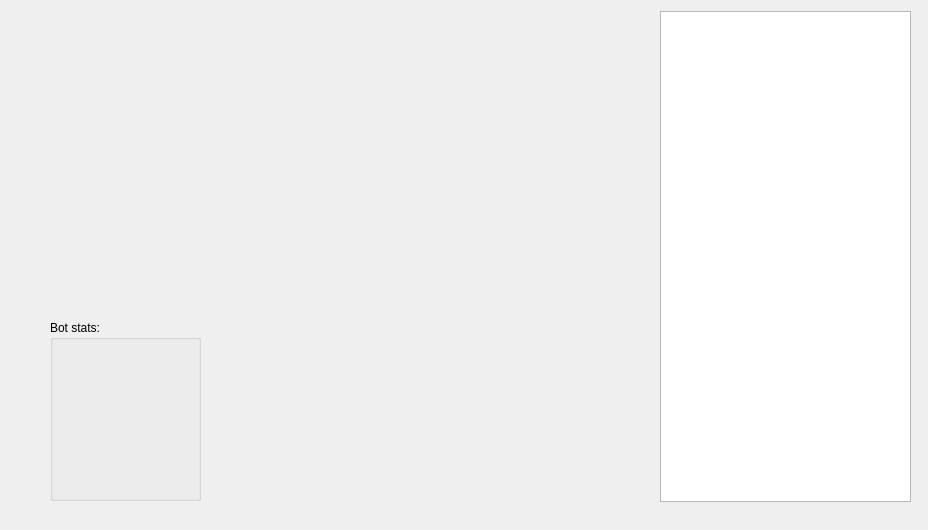
Old version of the form UI/StonksMainWindow.ui in the repository ShinokuS/StonksApp.
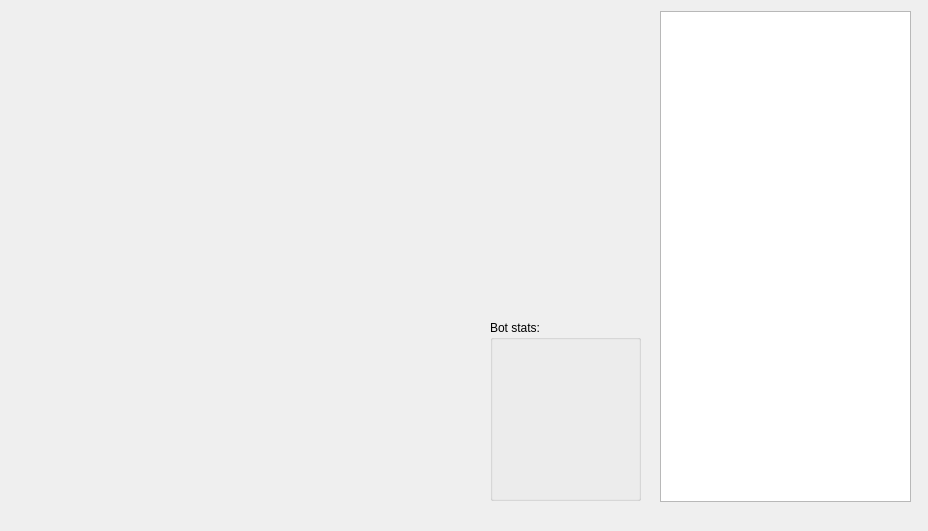
New version of the form.

Commit message: остатки треша

Diff of the .ui file:
```diff
--- a/UI/StonksMainWindow.ui
+++ b/UI/StonksMainWindow.ui
@@ -7,7 +7,7 @@
     <x>0</x>
     <y>0</y>
     <width>928</width>
-    <height>530</height>
+    <height>531</height>
    </rect>
   </property>
   <property name="windowTitle">
@@ -17,7 +17,7 @@
    <widget class="QWidget" name="graphWidget" native="true">
     <property name="geometry">
      <rect>
-      <x>200</x>
+      <x>20</x>
       <y>300</y>
       <width>461</width>
       <height>231</height>
@@ -47,7 +47,7 @@
    <widget class="QGroupBox" name="groupBox">
     <property name="geometry">
      <rect>
-      <x>50</x>
+      <x>490</x>
       <y>320</y>
       <width>151</width>
       <height>181</height>
```
The commit also changes 1 other file.
